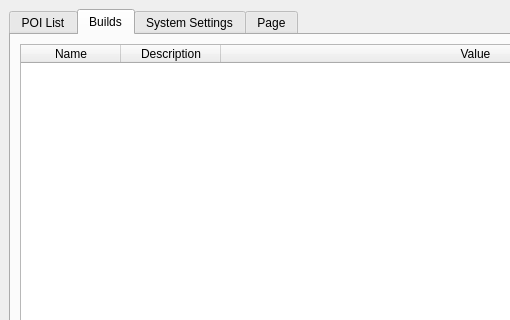
First picture: the form in src/overlay/qt/OptionsWindow.ui, repository Smeat/GW2Overlay, before the edit; both pictures show x 0 to 510 and y 0 to 320 of the 1368 by 588 pixel window.
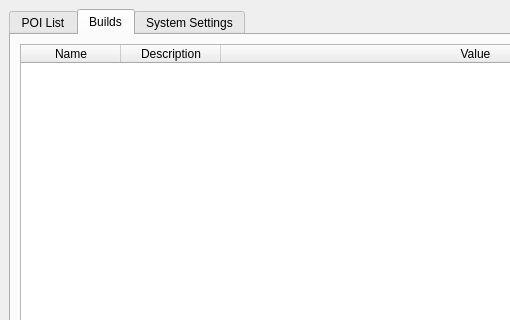
Second picture: the form after the edit. Custom widgets are drawn as their Qt base class.

Commit message: Use better names in ui file

```diff
--- a/src/overlay/qt/OptionsWindow.ui
+++ b/src/overlay/qt/OptionsWindow.ui
@@ -473,11 +473,6 @@
         </layout>
        </widget>
       </widget>
-      <widget class="QWidget" name="tab_4">
-       <attribute name="title">
-        <string>Page</string>
-       </attribute>
-      </widget>
      </widget>
     </item>
    </layout>
```
Left out of the diff: 12 changed lines with no effect on the pictures.
